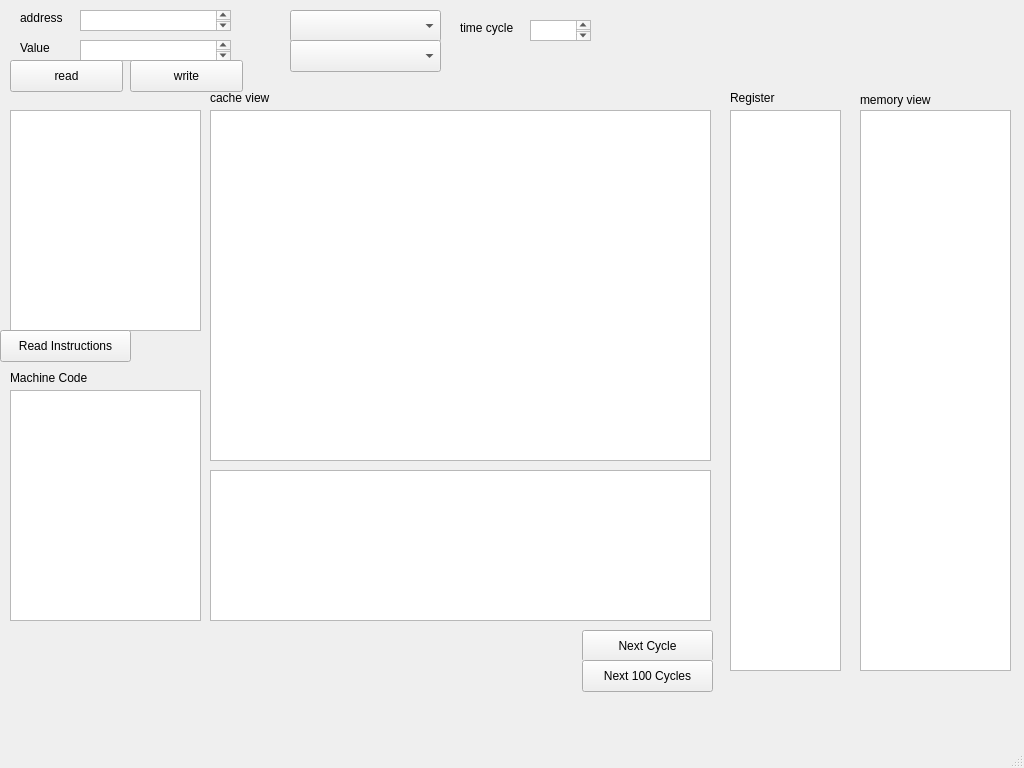
Qt form ui/mainwindow.ui (Soooooda/WonderfulISA) before a commit.
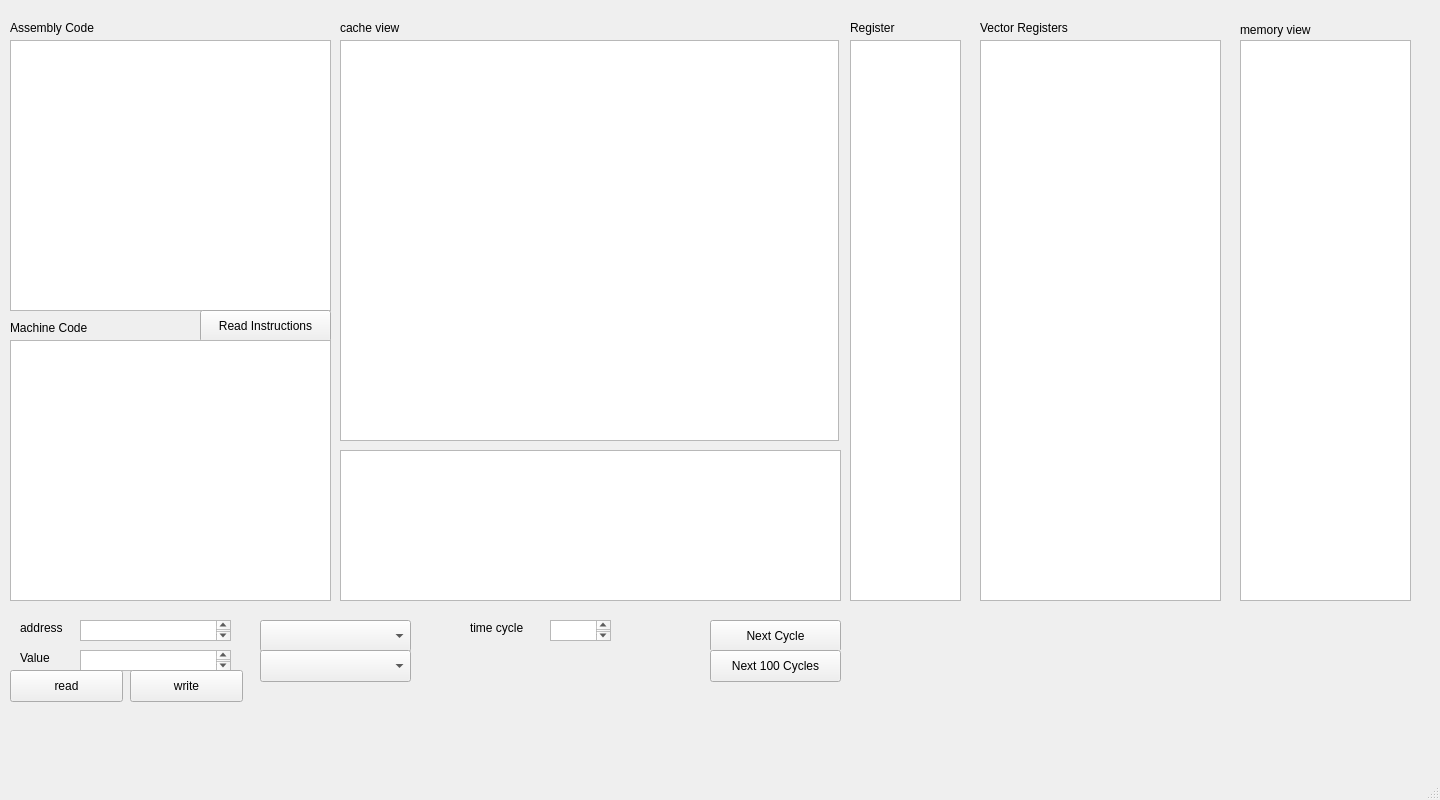
The same form after that commit.

Commit message: add vector register ui

Patch:
```diff
--- a/ui/mainwindow.ui
+++ b/ui/mainwindow.ui
@@ -6,34 +6,19 @@
    <rect>
     <x>0</x>
     <y>0</y>
-    <width>1024</width>
-    <height>768</height>
+    <width>1440</width>
+    <height>800</height>
    </rect>
   </property>
   <property name="windowTitle">
    <string>MainWindow</string>
   </property>
   <widget class="QWidget" name="centralwidget">
-   <widget class="QWidget" name="verticalLayoutWidget">
-    <property name="geometry">
-     <rect>
-      <x>210</x>
-      <y>110</y>
-      <width>501</width>
-      <height>351</height>
-     </rect>
-    </property>
-    <layout class="QVBoxLayout" name="verticalLayout">
-     <item>
-      <widget class="QTableWidget" name="cacheTable"/>
-     </item>
-    </layout>
-   </widget>
    <widget class="QPushButton" name="next">
     <property name="geometry">
      <rect>
-      <x>582</x>
-      <y>630</y>
+      <x>710</x>
+      <y>620</y>
       <width>131</width>
       <height>32</height>
      </rect>
@@ -48,8 +33,8 @@
    <widget class="QLabel" name="cache_label">
     <property name="geometry">
      <rect>
-      <x>210</x>
-      <y>90</y>
+      <x>340</x>
+      <y>20</y>
       <width>91</width>
       <height>16</height>
      </rect>
@@ -61,8 +46,8 @@
    <widget class="QLabel" name="TimeCycleLabel">
     <property name="geometry">
      <rect>
-      <x>460</x>
-      <y>20</y>
+      <x>470</x>
+      <y>620</y>
       <width>71</width>
       <height>16</height>
      </rect>
@@ -74,8 +59,8 @@
    <widget class="QLabel" name="memory_label">
     <property name="geometry">
      <rect>
-      <x>860</x>
-      <y>90</y>
+      <x>1240</x>
+      <y>20</y>
       <width>91</width>
       <height>20</height>
      </rect>
@@ -87,9 +72,9 @@
    <widget class="QTableWidget" name="memoryTable">
     <property name="geometry">
      <rect>
-      <x>860</x>
-      <y>110</y>
-      <width>151</width>
+      <x>1240</x>
+      <y>40</y>
+      <width>171</width>
       <height>561</height>
      </rect>
     </property>
@@ -98,7 +83,7 @@
     <property name="geometry">
      <rect>
       <x>80</x>
-      <y>10</y>
+      <y>620</y>
       <width>151</width>
       <height>21</height>
      </rect>
@@ -108,7 +93,7 @@
     <property name="geometry">
      <rect>
       <x>20</x>
-      <y>10</y>
+      <y>620</y>
       <width>59</width>
       <height>16</height>
      </rect>
@@ -121,7 +106,7 @@
     <property name="geometry">
      <rect>
       <x>20</x>
-      <y>40</y>
+      <y>650</y>
       <width>59</width>
       <height>16</height>
      </rect>
@@ -134,7 +119,7 @@
     <property name="geometry">
      <rect>
       <x>80</x>
-      <y>40</y>
+      <y>650</y>
       <width>151</width>
       <height>21</height>
      </rect>
@@ -144,7 +129,7 @@
     <property name="geometry">
      <rect>
       <x>10</x>
-      <y>60</y>
+      <y>670</y>
       <width>113</width>
       <height>32</height>
      </rect>
@@ -157,7 +142,7 @@
     <property name="geometry">
      <rect>
       <x>130</x>
-      <y>60</y>
+      <y>670</y>
       <width>113</width>
       <height>32</height>
      </rect>
@@ -170,17 +155,17 @@
     <property name="geometry">
      <rect>
       <x>10</x>
-      <y>110</y>
-      <width>191</width>
-      <height>221</height>
+      <y>40</y>
+      <width>321</width>
+      <height>271</height>
      </rect>
     </property>
    </widget>
    <widget class="QPushButton" name="instructionReadButton">
     <property name="geometry">
      <rect>
-      <x>0</x>
-      <y>330</y>
+      <x>200</x>
+      <y>310</y>
       <width>131</width>
       <height>32</height>
      </rect>
@@ -192,8 +177,8 @@
    <widget class="QTableWidget" name="pipelineTable">
     <property name="geometry">
      <rect>
-      <x>210</x>
-      <y>470</y>
+      <x>340</x>
+      <y>450</y>
       <width>501</width>
       <height>151</height>
      </rect>
@@ -202,8 +187,8 @@
    <widget class="QTableWidget" name="registerTable">
     <property name="geometry">
      <rect>
-      <x>730</x>
-      <y>110</y>
+      <x>850</x>
+      <y>40</y>
       <width>111</width>
       <height>561</height>
      </rect>
@@ -212,8 +197,8 @@
    <widget class="QLabel" name="registerLabel">
     <property name="geometry">
      <rect>
-      <x>730</x>
-      <y>90</y>
+      <x>850</x>
+      <y>20</y>
       <width>59</width>
       <height>16</height>
      </rect>
@@ -226,7 +211,7 @@
     <property name="geometry">
      <rect>
       <x>10</x>
-      <y>370</y>
+      <y>320</y>
       <width>101</width>
       <height>16</height>
      </rect>
@@ -239,17 +224,17 @@
     <property name="geometry">
      <rect>
       <x>10</x>
-      <y>390</y>
-      <width>191</width>
-      <height>231</height>
+      <y>340</y>
+      <width>321</width>
+      <height>261</height>
      </rect>
     </property>
    </widget>
    <widget class="QComboBox" name="pipelineModeBox">
     <property name="geometry">
      <rect>
-      <x>290</x>
-      <y>10</y>
+      <x>260</x>
+      <y>620</y>
       <width>151</width>
       <height>32</height>
      </rect>
@@ -258,8 +243,8 @@
    <widget class="QComboBox" name="CacheModeBox">
     <property name="geometry">
      <rect>
-      <x>290</x>
-      <y>40</y>
+      <x>260</x>
+      <y>650</y>
       <width>151</width>
       <height>32</height>
      </rect>
@@ -268,8 +253,8 @@
    <widget class="QPushButton" name="nextHundred">
     <property name="geometry">
      <rect>
-      <x>582</x>
-      <y>660</y>
+      <x>710</x>
+      <y>650</y>
       <width>131</width>
       <height>32</height>
      </rect>
@@ -284,8 +269,8 @@
    <widget class="QTextEdit" name="TimeCycleText">
     <property name="geometry">
      <rect>
-      <x>530</x>
-      <y>20</y>
+      <x>550</x>
+      <y>620</y>
       <width>61</width>
       <height>21</height>
      </rect>
@@ -294,6 +279,52 @@
      <bool>true</bool>
     </property>
    </widget>
+   <widget class="QTableWidget" name="vectorRegisterTable">
+    <property name="geometry">
+     <rect>
+      <x>980</x>
+      <y>40</y>
+      <width>241</width>
+      <height>561</height>
+     </rect>
+    </property>
+   </widget>
+   <widget class="QTableWidget" name="cacheTable">
+    <property name="geometry">
+     <rect>
+      <x>340</x>
+      <y>40</y>
+      <width>499</width>
+      <height>401</height>
+     </rect>
+    </property>
+   </widget>
+   <widget class="QLabel" name="InstructionLabel">
+    <property name="geometry">
+     <rect>
+      <x>10</x>
+      <y>20</y>
+      <width>101</width>
+      <height>16</height>
+     </rect>
+    </property>
+    <property name="text">
+     <string>Assembly Code</string>
+    </property>
+   </widget>
+   <widget class="QLabel" name="VectorRegisterLabel">
+    <property name="geometry">
+     <rect>
+      <x>980</x>
+      <y>20</y>
+      <width>111</width>
+      <height>16</height>
+     </rect>
+    </property>
+    <property name="text">
+     <string>Vector Registers</string>
+    </property>
+   </widget>
   </widget>
   <widget class="QMenuBar" name="menubar">
    <property name="geometry">
```
Left out of the diff: 2 changed lines with no effect on the pictures. The commit also changes 2 other files.
